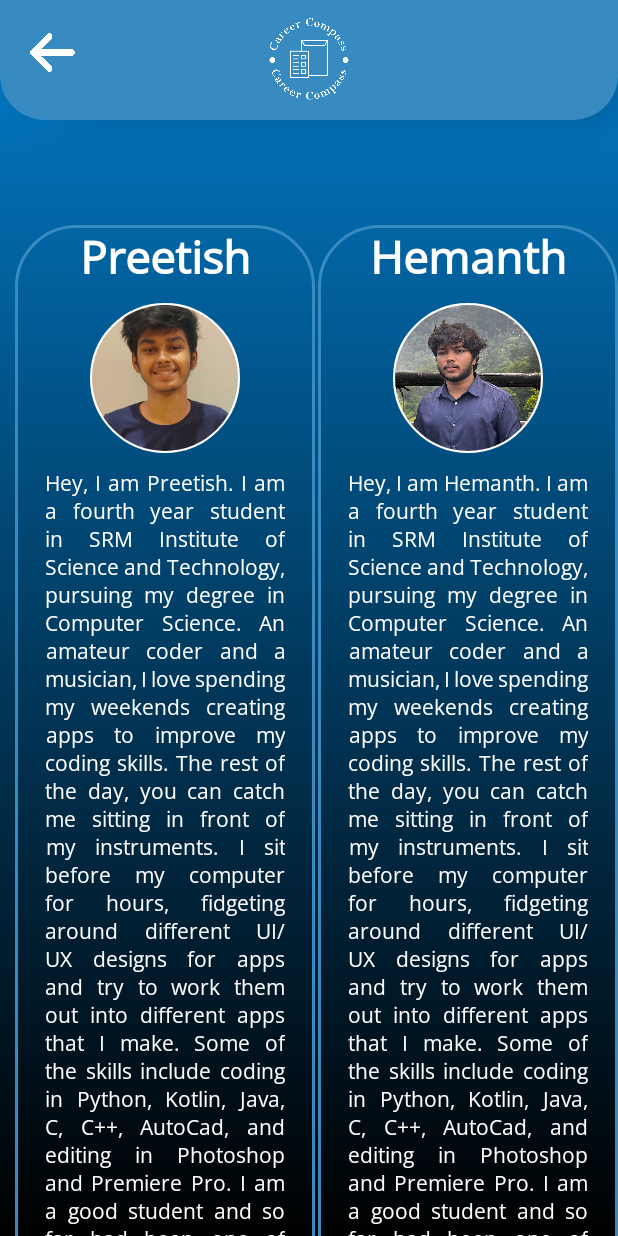
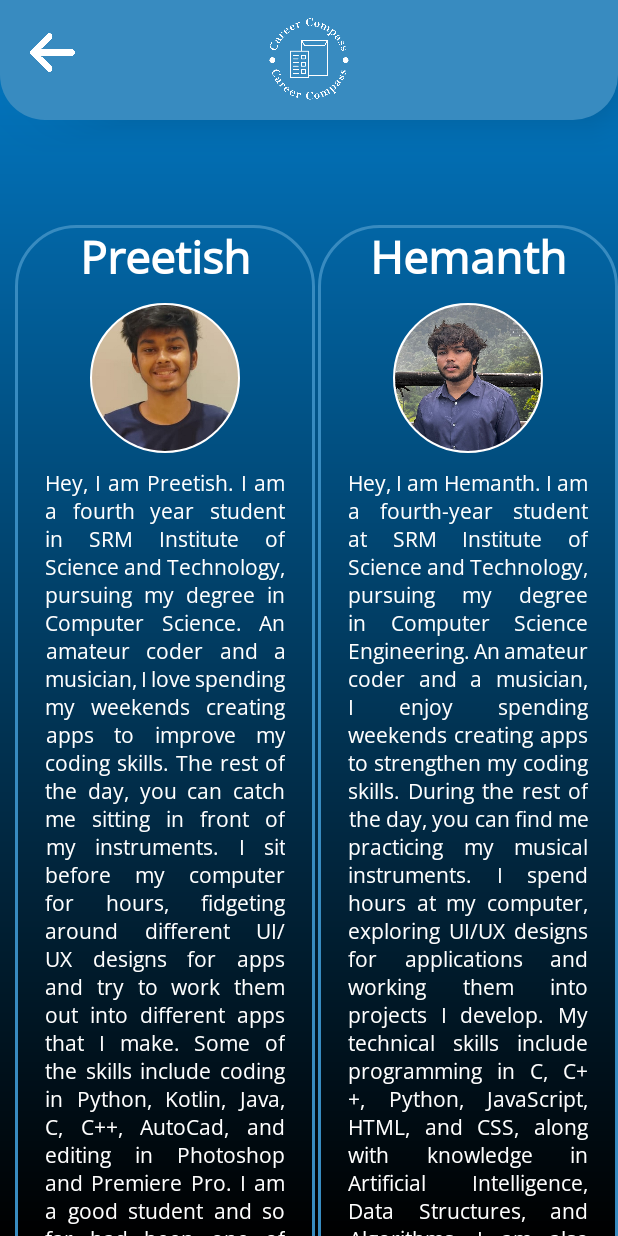
Before and after one commit to PreetishMajumdar/CareerCompassApp, an Android app: the layout activity_aboutus.xml on its own in the app's theme, with its tools: preview values and no code run, on a phone screen of 412 x 824 dp. Run offline under Robolectric (Android 15) with nearby library versions, the phone set to English and light mode, and no system bars; plain views replace RoundedImageView.

Commit message:
hemanth about added

```diff
--- a/app/src/main/res/layout/activity_aboutus.xml
+++ b/app/src/main/res/layout/activity_aboutus.xml
@@ -148,7 +148,7 @@
                 android:layout_height="wrap_content"
                 android:layout_marginTop="10dp"
                 android:justificationMode="inter_word"
-                android:text="Hey, I am Hemanth. I am a fourth year student in SRM Institute of Science and Technology, pursuing my degree in Computer Science. An amateur coder and a musician, I love spending my weekends creating apps to improve my coding skills. The rest of the day, you can catch me sitting in front of my instruments. I sit before my computer for hours, fidgeting around different UI/UX designs for apps and try to work them out into different apps that I make. Some of the skills include coding in Python, Kotlin, Java, C, C++, AutoCad, and editing in Photoshop and Premiere Pro. I am a good student and so far had been one of the top students in my school, having been in the top 1% scorers in my 12th board exams and being recognized with a scholarship for Higher Education."
+                android:text="Hey, I am Hemanth. I am a fourth-year student at SRM Institute of Science and Technology, pursuing my degree in Computer Science Engineering. An amateur coder and a musician, I enjoy spending weekends creating apps to strengthen my coding skills. During the rest of the day, you can find me practicing my musical instruments. I spend hours at my computer, exploring UI/UX designs for applications and working them into projects I develop. My technical skills include programming in C, C++, Python, JavaScript, HTML, and CSS, along with knowledge in Artificial Intelligence, Data Structures, and Algorithms. I am also proficient in UI/UX design."
                 android:textColor="@color/white"
                 android:fontFamily="@font/opensans"
                 android:gravity="center_horizontal"/>
```
